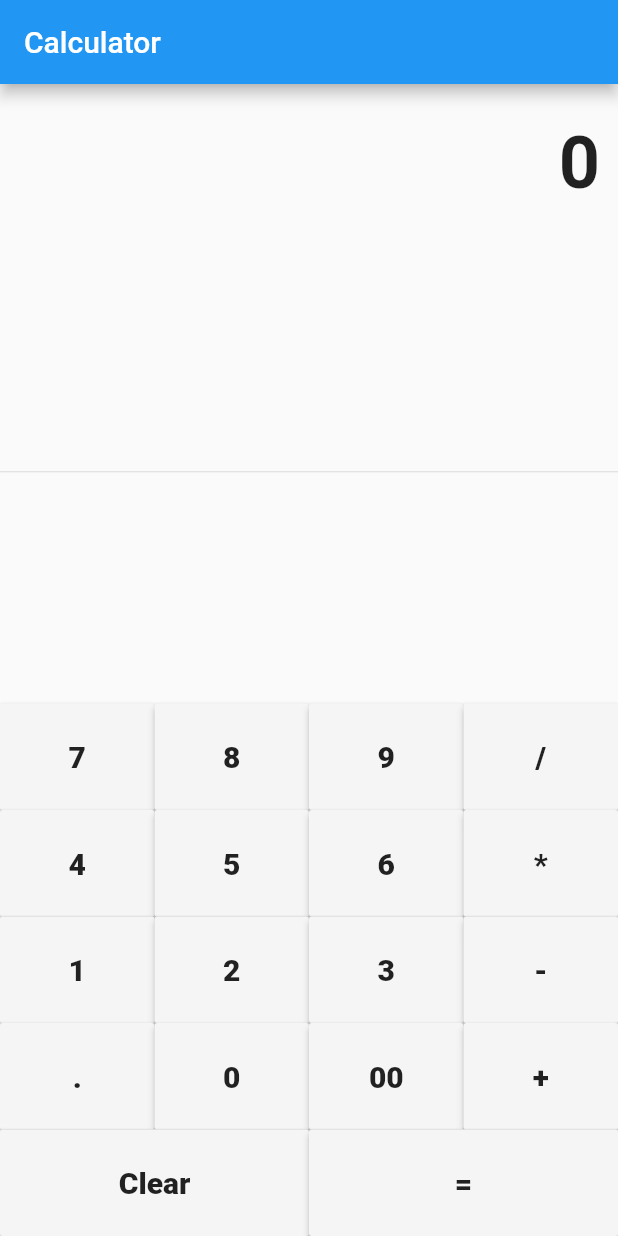
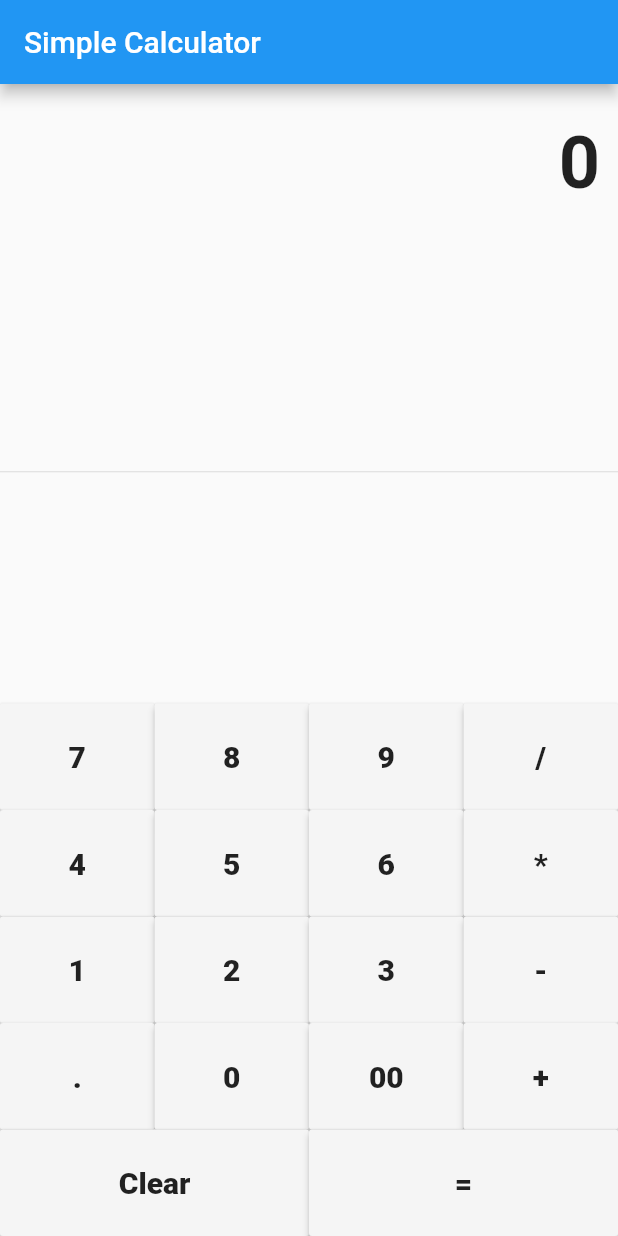
Before and after one commit to jairoD/calculator_app, a Flutter app: the screen it shows after launch, on a phone screen of 412 x 824 dp. Run offline on Flutter 3.47's test engine with Material 2 defaults, Android fonts, the phone set to English and light mode, and no system bars.

Commit message:
title change

```diff
--- a/lib/main.dart
+++ b/lib/main.dart
@@ -81,7 +81,7 @@ class _MyHomePageState extends State<MyHomePage> {
   Widget build(BuildContext context) {
     return Scaffold(
       appBar: new AppBar(
-        title: Text('Calculator'),
+        title: Text('Simple Calculator'),
       ),
       body: Container(
         child: Column(
```
